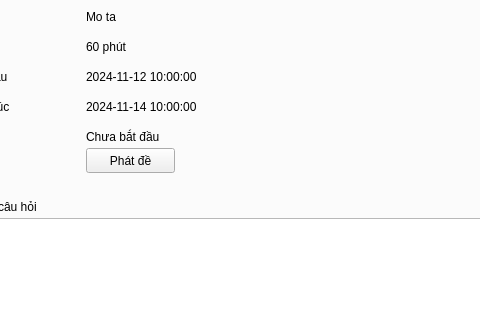
The window that frontend/examroomdialog.ui (luandv03/Quizz-app) describes before a commit, drawn with Qt 5; both pictures show x 87 to 567 and y 105 to 425 of the 918 by 800 pixel window.
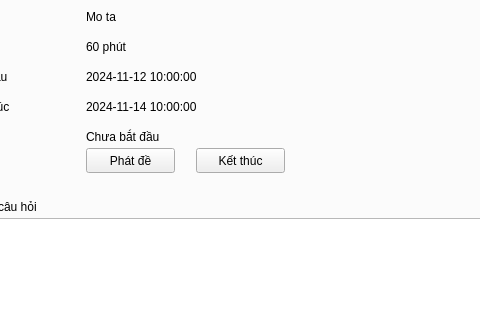
The same window after the commit.

Commit message: build logic admin finish exam

Diff of the .ui file:
```diff
--- a/frontend/examroomdialog.ui
+++ b/frontend/examroomdialog.ui
@@ -271,6 +271,22 @@
         </size>
        </property>
       </widget>
+      <widget class="QPushButton" name="endExam">
+       <property name="geometry">
+        <rect>
+         <x>270</x>
+         <y>180</y>
+         <width>89</width>
+         <height>25</height>
+        </rect>
+       </property>
+       <property name="cursor">
+        <cursorShape>PointingHandCursor</cursorShape>
+       </property>
+       <property name="text">
+        <string>Kết thúc</string>
+       </property>
+      </widget>
      </widget>
      <widget class="QWidget" name="tabUser">
       <attribute name="title">
```
The commit also changes 3 other files.
